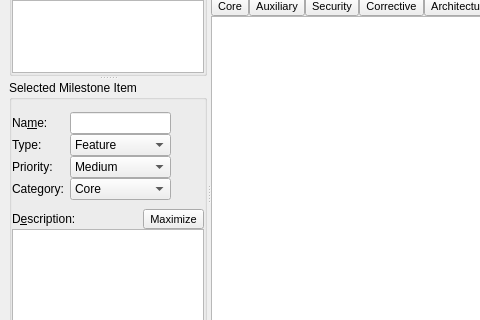
Old version of the form forms/roadmap2.ui in the repository skriticos/nelia1; both pictures show x 0 to 480 and y 157 to 477 of the 800 by 600 pixel window.
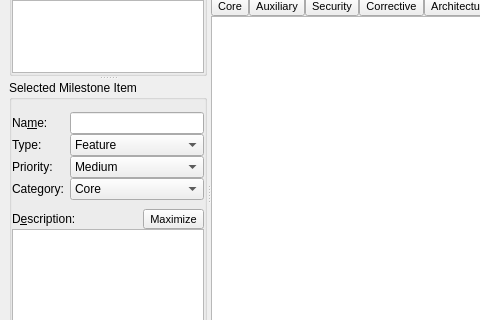
New version of the form.

Commit message: fixed layout not expanding issue

Patch:
```diff
--- a/forms/roadmap2.ui
+++ b/forms/roadmap2.ui
@@ -626,19 +626,6 @@
                    </item>
                   </widget>
                  </item>
-                 <item row="2" column="2">
-                  <spacer name="horizontalSpacer_4">
-                   <property name="orientation">
-                    <enum>Qt::Horizontal</enum>
-                   </property>
-                   <property name="sizeHint" stdset="0">
-                    <size>
-                     <width>40</width>
-                     <height>20</height>
-                    </size>
-                   </property>
-                  </spacer>
-                 </item>
                 </layout>
                </widget>
               </item>
```
Left out of the diff: 20 changed lines with no effect on the pictures. The commit also changes 1 other file.
